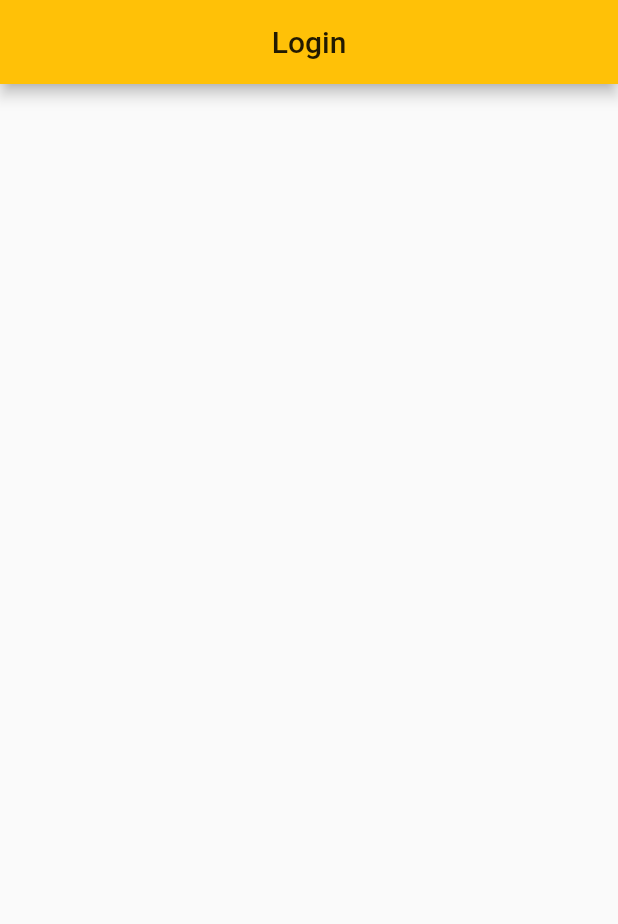
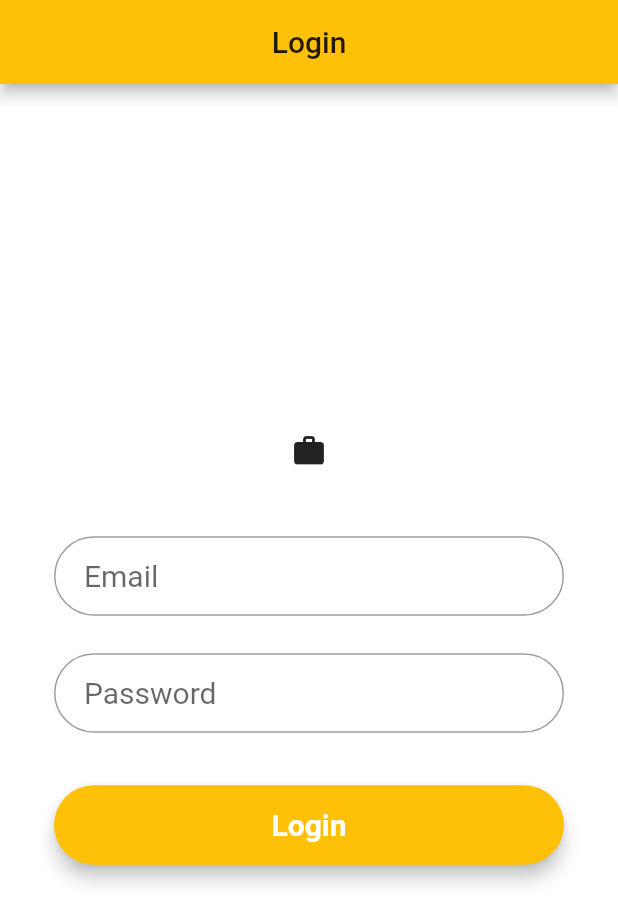
Before and after one commit to mbhanuprsd/quiz_app, a Flutter app: the screen it shows after launch, on a phone screen of 412 x 824 dp. Shown: the top 924 px of the screen. Run offline on Flutter 3.47's test engine with Material 2 defaults, Android fonts, the phone set to English and light mode, and no system bars; our stand-ins replace firebase_auth; accounts and stored records are empty; Roboto replaces fonts that are missing (Montserrat).

Commit message:
- Firebase Login. - Logout - Web app extension

```diff
--- a/lib/main.dart
+++ b/lib/main.dart
@@ -1,6 +1,5 @@
 import 'dart:async';
 
-import 'package:firebase_auth/firebase_auth.dart';
 import 'package:flutter/foundation.dart';
 import 'package:flutter/material.dart';
 import 'package:quiz_app/page_login.dart';
@@ -16,16 +15,18 @@ class MyApp extends StatelessWidget {
     return MaterialApp(
       home: SplashPage(),
       routes: <String, WidgetBuilder>{
+        "/home": (BuildContext context) => new MainPage(),
         "/questions": (BuildContext context) => new QuestionsPage(),
-        "/work": (BuildContext context) => new QuestionsPage(),
-        "/leaves": (BuildContext context) => new QuestionsPage(),
+        "/page1": (BuildContext context) => new QuestionsPage(),
+        "/page2": (BuildContext context) => new QuestionsPage(),
       },
       debugShowCheckedModeBanner: false,
       theme: ThemeData(
-          primarySwatch: Colors.amber,
-          primaryColor: defaultTargetPlatform == TargetPlatform.iOS
-              ? Colors.grey[50]
-              : null),
+        primarySwatch: Colors.amber,
+        primaryColor: defaultTargetPlatform == TargetPlatform.iOS
+            ? Colors.grey[50]
+            : null,
+      ),
     );
   }
 }
@@ -41,17 +42,12 @@ class _SplashPageState extends State<SplashPage> {
     super.initState();
     Timer(
         Duration(seconds: 2),
-        () async => {
-              if (await FirebaseAuth.instance.currentUser() == null)
-                {
-                  Navigator.of(context).pushReplacement(MaterialPageRoute(
-                      builder: (BuildContext context) => LoginPage()))
-                }
-              else
-                {
-                  Navigator.of(context).pushReplacement(MaterialPageRoute(
-                      builder: (BuildContext context) => MainPage()))
-                }
+        () => {
+              Utils.isLoggedIn().then((loggedIn) => {
+                    Navigator.of(context).pushReplacement(MaterialPageRoute(
+                        builder: (BuildContext context) =>
+                            loggedIn ? MainPage() : LoginPage()))
+                  })
             });
   }
 
--- a/lib/page_login.dart
+++ b/lib/page_login.dart
@@ -7,14 +7,95 @@ class LoginPage extends StatefulWidget {
 }
 
 class _LoginPageState extends State<LoginPage> {
+  TextStyle style = TextStyle(fontFamily: 'Montserrat', fontSize: 20.0);
+
   @override
   Widget build(BuildContext context) {
+    TextEditingController emailController = new TextEditingController();
+    TextEditingController passwordController = new TextEditingController();
+    final emailField = TextField(
+      controller: emailController,
+      obscureText: false,
+      style: style,
+      decoration: InputDecoration(
+          contentPadding: EdgeInsets.fromLTRB(20.0, 15.0, 20.0, 15.0),
+          hintText: "Email",
+          border:
+              OutlineInputBorder(borderRadius: BorderRadius.circular(32.0))),
+    );
+    final passwordField = TextField(
+      controller: passwordController,
+      obscureText: true,
+      style: style,
+      decoration: InputDecoration(
+          contentPadding: EdgeInsets.fromLTRB(20.0, 15.0, 20.0, 15.0),
+          hintText: "Password",
+          border:
+              OutlineInputBorder(borderRadius: BorderRadius.circular(32.0))),
+    );
+    final loginButon = Material(
+      elevation: 5.0,
+      borderRadius: BorderRadius.circular(30.0),
+      color: Theme.of(context).primaryColor,
+      child: MaterialButton(
+        minWidth: MediaQuery.of(context).size.width,
+        padding: EdgeInsets.fromLTRB(20.0, 15.0, 20.0, 15.0),
+        onPressed: () => {
+          FirebaseAuth.instance
+              .signInWithEmailAndPassword(
+                  email: emailController.text,
+                  password: passwordController.text)
+              .then((value) => {
+                    if (value.user != null)
+                      {Navigator.of(context).pushReplacementNamed("/home")}
+                    else
+                      {
+                        AlertDialog(
+                          title: new Text("Unable to Login").build(context),
+                        )
+                      }
+                  }),
+        },
+        child: Text("Login",
+            textAlign: TextAlign.center,
+            style: style.copyWith(
+                color: Colors.white, fontWeight: FontWeight.bold)),
+      ),
+    );
+
     return Scaffold(
       appBar: AppBar(
         title: new Text("Login"),
         centerTitle: true,
       ),
-      body: new Container(),
+      body: Center(
+        child: Container(
+          color: Colors.white,
+          child: Padding(
+            padding: const EdgeInsets.all(36.0),
+            child: Column(
+              crossAxisAlignment: CrossAxisAlignment.center,
+              mainAxisAlignment: MainAxisAlignment.center,
+              children: <Widget>[
+                SizedBox(
+                  child: Icon(Icons.work),
+                ),
+                SizedBox(height: 45.0),
+                emailField,
+                SizedBox(height: 25.0),
+                passwordField,
+                SizedBox(
+                  height: 35.0,
+                ),
+                loginButon,
+                SizedBox(
+                  height: 15.0,
+                ),
+              ],
+            ),
+          ),
+        ),
+      ),
     );
   }
 }
--- a/lib/page_work.dart
+++ /dev/null
@@ -1 +0,0 @@
-import 'package:flutter/material.dart';
```
Also changed, not shown: lib/page_main.dart (+36 -11 lines), lib/utils.dart (+15 -0 lines), pubspec.lock, 2 other files.
